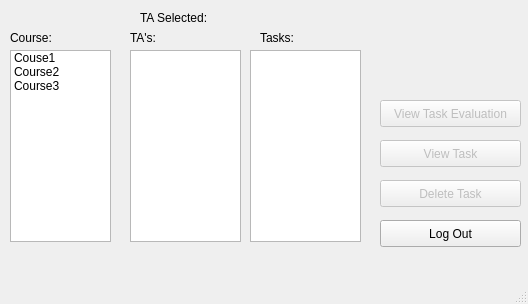
kareem1234/COMP3004, file ClientNetworking/instructorwindow.ui: the form before one commit.
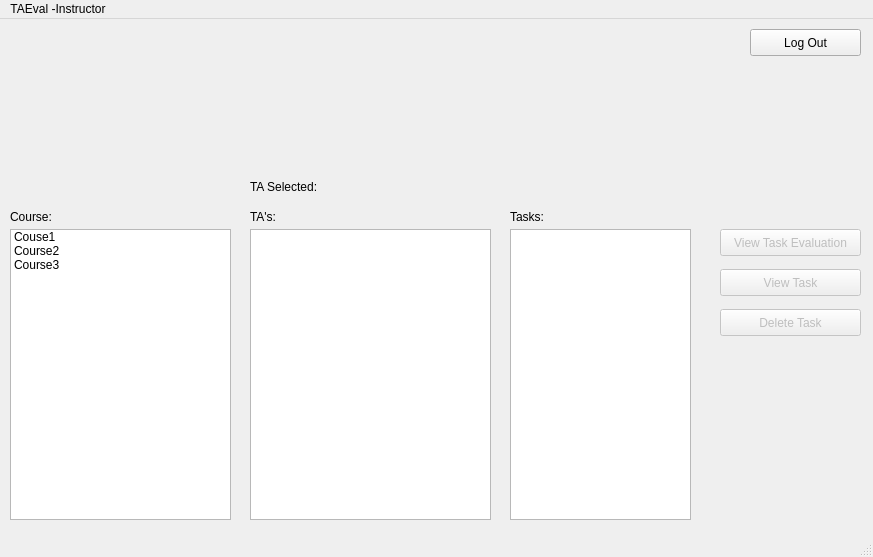
The form after the commit.

Commit message: made the windows bigger. cleaned up the ta window layout.

Patch:
```diff
--- a/ClientNetworking/instructorwindow.ui
+++ b/ClientNetworking/instructorwindow.ui
@@ -6,8 +6,8 @@
    <rect>
     <x>0</x>
     <y>0</y>
-    <width>528</width>
-    <height>304</height>
+    <width>873</width>
+    <height>557</height>
    </rect>
   </property>
   <property name="windowTitle">
@@ -17,9 +17,9 @@
    <widget class="QPushButton" name="logOut">
     <property name="geometry">
      <rect>
-      <x>380</x>
-      <y>220</y>
-      <width>141</width>
+      <x>750</x>
+      <y>10</y>
+      <width>111</width>
       <height>27</height>
      </rect>
     </property>
@@ -30,18 +30,18 @@
    <widget class="QListWidget" name="TAList">
     <property name="geometry">
      <rect>
-      <x>130</x>
-      <y>50</y>
-      <width>111</width>
-      <height>192</height>
+      <x>250</x>
+      <y>210</y>
+      <width>241</width>
+      <height>291</height>
      </rect>
     </property>
    </widget>
    <widget class="QLabel" name="label">
     <property name="geometry">
      <rect>
-      <x>140</x>
-      <y>10</y>
+      <x>250</x>
+      <y>160</y>
       <width>81</width>
       <height>16</height>
      </rect>
@@ -53,8 +53,8 @@
    <widget class="QLabel" name="TASelectedLabel">
     <property name="geometry">
      <rect>
-      <x>220</x>
-      <y>10</y>
+      <x>330</x>
+      <y>160</y>
       <width>111</width>
       <height>16</height>
      </rect>
@@ -66,8 +66,8 @@
    <widget class="QLabel" name="label_2">
     <property name="geometry">
      <rect>
-      <x>130</x>
-      <y>30</y>
+      <x>250</x>
+      <y>190</y>
       <width>60</width>
       <height>16</height>
      </rect>
@@ -79,18 +79,18 @@
    <widget class="QListWidget" name="taskList">
     <property name="geometry">
      <rect>
-      <x>250</x>
-      <y>50</y>
-      <width>111</width>
-      <height>192</height>
+      <x>510</x>
+      <y>210</y>
+      <width>181</width>
+      <height>291</height>
      </rect>
     </property>
    </widget>
    <widget class="QLabel" name="label_3">
     <property name="geometry">
      <rect>
-      <x>260</x>
-      <y>30</y>
+      <x>510</x>
+      <y>190</y>
       <width>60</width>
       <height>16</height>
      </rect>
@@ -105,8 +105,8 @@
     </property>
     <property name="geometry">
      <rect>
-      <x>380</x>
-      <y>180</y>
+      <x>720</x>
+      <y>290</y>
       <width>141</width>
       <height>27</height>
      </rect>
@@ -121,8 +121,8 @@
     </property>
     <property name="geometry">
      <rect>
-      <x>380</x>
-      <y>140</y>
+      <x>720</x>
+      <y>250</y>
       <width>141</width>
       <height>27</height>
      </rect>
@@ -141,9 +141,9 @@
     <property name="geometry">
      <rect>
       <x>10</x>
-      <y>50</y>
-      <width>101</width>
-      <height>192</height>
+      <y>210</y>
+      <width>221</width>
+      <height>291</height>
      </rect>
     </property>
     <item>
@@ -171,7 +171,7 @@
     <property name="geometry">
      <rect>
       <x>10</x>
-      <y>30</y>
+      <y>190</y>
       <width>71</width>
       <height>16</height>
      </rect>
@@ -186,8 +186,8 @@
     </property>
     <property name="geometry">
      <rect>
-      <x>380</x>
-      <y>100</y>
+      <x>720</x>
+      <y>210</y>
       <width>141</width>
       <height>27</height>
      </rect>
@@ -197,17 +197,23 @@
     </property>
    </widget>
   </widget>
+  <widget class="QStatusBar" name="statusbar"/>
   <widget class="QMenuBar" name="menubar">
    <property name="geometry">
     <rect>
      <x>0</x>
      <y>0</y>
-     <width>528</width>
+     <width>873</width>
      <height>24</height>
     </rect>
    </property>
+   <widget class="QMenu" name="menuTAEval_Instructor">
+    <property name="title">
+     <string>TAEval -Instructor</string>
+    </property>
+   </widget>
+   <addaction name="menuTAEval_Instructor"/>
   </widget>
-  <widget class="QStatusBar" name="statusbar"/>
  </widget>
  <resources/>
  <connections/>
```
The commit also changes 6 other files.
